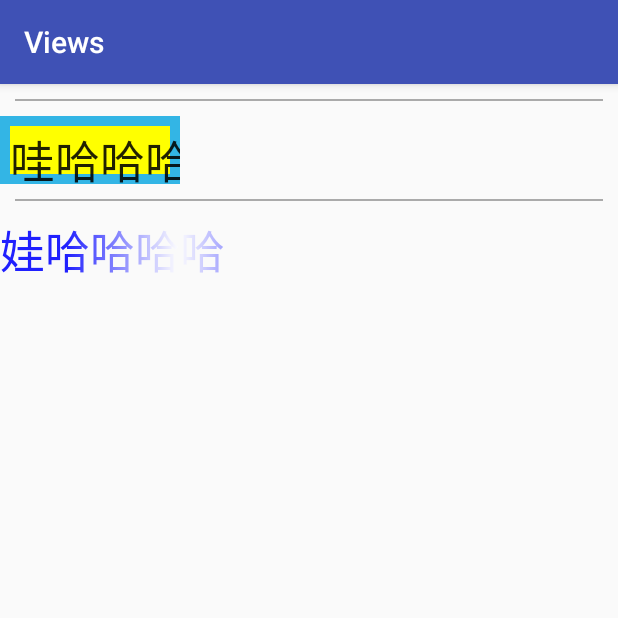
After one commit to liujia95/Views, an Android app: the _01_Activity screen opened directly, with no data from a screen before it, on a phone screen of 412 x 824 dp, the top half of it. The commit adds this screen. Run offline under Robolectric (Android 15) with nearby library versions, the phone set to English and light mode, and no system bars.

Commit message:
对现有控件进行扩展：

```diff
--- a/app/build.gradle
+++ b/app/build.gradle
@@ -20,7 +20,8 @@ android {
 }
 
 dependencies {
-    compile fileTree(dir: 'libs', include: ['*.jar'])
+    compile fileTree(include: ['*.jar'], dir: 'libs')
     testCompile 'junit:junit:4.12'
     compile 'com.android.support:appcompat-v7:23.2.1'
+    compile 'com.android.support:recyclerview-v7:23.2.1'
 }
--- a/app/src/main/AndroidManifest.xml
+++ b/app/src/main/AndroidManifest.xml
@@ -8,13 +8,14 @@
         android:label="@string/app_name"
         android:supportsRtl="true"
         android:theme="@style/AppTheme" >
-        <activity android:name=".MainActivity" >
+        <activity android:name=".ui.activity.MainActivity" >
             <intent-filter>
                 <action android:name="android.intent.action.MAIN" />
 
                 <category android:name="android.intent.category.LAUNCHER" />
             </intent-filter>
         </activity>
+        <activity android:name=".ui.activity._01_Activity"/>
     </application>
 
 </manifest>
--- /dev/null
+++ b/app/src/main/java/me/liujia95/views/base/BaseActivity.java
@@ -0,0 +1,9 @@
+package me.liujia95.views.base;
+
+import android.support.v7.app.AppCompatActivity;
+
+/**
+ * Created by Administrator on 2016/6/10 12:00.
+ */
+public class BaseActivity extends AppCompatActivity {
+}
--- /dev/null
+++ b/app/src/main/java/me/liujia95/views/ui/activity/_01_Activity.java
@@ -0,0 +1,20 @@
+package me.liujia95.views.ui.activity;
+
+import android.os.Bundle;
+import android.support.annotation.Nullable;
+import android.widget.BaseAdapter;
+
+import me.liujia95.views.R;
+import me.liujia95.views.base.BaseActivity;
+
+/**
+ * Created by Administrator on 2016/6/10 12:00.
+ */
+public class _01_Activity extends BaseActivity {
+
+    @Override
+    protected void onCreate(@Nullable Bundle savedInstanceState) {
+        super.onCreate(savedInstanceState);
+        setContentView(R.layout.activity_01);
+    }
+}
--- /dev/null
+++ b/app/src/main/java/me/liujia95/views/ui/view/_01_View.java
@@ -0,0 +1,55 @@
+package me.liujia95.views.ui.view;
+
+import android.content.Context;
+import android.graphics.Canvas;
+import android.graphics.Color;
+import android.graphics.Paint;
+import android.util.AttributeSet;
+import android.widget.TextView;
+
+/**
+ * Created by Administrator on 2016/6/10 12:02.
+ */
+public class _01_View extends TextView{
+
+    private Paint mPaint1;
+    private Paint mPaint2;
+
+    public _01_View(Context context) {
+        this(context,null);
+    }
+
+    public _01_View(Context context, AttributeSet attrs) {
+        this(context, attrs,0);
+    }
+
+    public _01_View(Context context, AttributeSet attrs, int defStyleAttr) {
+        super(context, attrs, defStyleAttr);
+
+        mPaint1 = new Paint();
+        mPaint1.setColor(getResources().getColor(android.R.color.holo_blue_light));
+        mPaint1.setStyle(Paint.Style.FILL);// 设置风格为实心
+
+        mPaint2 = new Paint();
+        mPaint2.setColor(Color.YELLOW);
+        mPaint2.setStyle(Paint.Style.FILL);
+    }
+
+    @Override
+    protected void onDraw(Canvas canvas) {
+        canvas.drawRect(0,0,getMeasuredWidth(),getMeasuredHeight(),mPaint1);
+
+        //绘制内层矩形
+        canvas.drawRect(10,10,getMeasuredWidth()-10,getMeasuredHeight()-10,mPaint2);
+
+        canvas.save();
+
+        //绘制文字前平移10像素
+        canvas.translate(10,10);
+
+        //在回调父方法前，实现自己的逻辑，对TextView来说就是在绘制文本内容前
+        super.onDraw(canvas);
+
+        canvas.restore();
+    }
+}
--- /dev/null
+++ b/app/src/main/java/me/liujia95/views/ui/view/_02_View.java
@@ -0,0 +1,74 @@
+package me.liujia95.views.ui.view;
+
+import android.content.Context;
+import android.graphics.Canvas;
+import android.graphics.Color;
+import android.graphics.LinearGradient;
+import android.graphics.Matrix;
+import android.graphics.Paint;
+import android.graphics.RectF;
+import android.graphics.Shader;
+import android.util.AttributeSet;
+import android.widget.TextView;
+
+/**
+ * Created by Administrator on 2016/6/10 12:33.
+ */
+public class _02_View extends TextView {
+
+    private int mViewWidth;
+    private Paint mPaint;
+    private Matrix mGradientMatrix;
+    private int mTranslate;
+    private LinearGradient mLinearGradient;
+
+    public _02_View(Context context) {
+        this(context,null);
+    }
+
+    public _02_View(Context context, AttributeSet attrs) {
+        this(context, attrs,0);
+    }
+
+    public _02_View(Context context, AttributeSet attrs, int defStyleAttr) {
+        super(context, attrs, defStyleAttr);
+    }
+
+    @Override
+    protected void onSizeChanged(int w, int h, int oldw, int oldh) {
+        super.onSizeChanged(w, h, oldw, oldh);
+        if(mViewWidth == 0){
+            mViewWidth = getMeasuredWidth();
+            if(mViewWidth>0){
+                mPaint = getPaint(); // 这个地方我写成new Paint() 害得我找了好久！！！
+                //参数一为渐变起初点坐标x位置，参数二为y轴位置，参数三和四分辨对应渐变终点，
+                //参数五是参与渐变效果的颜色集合
+                //参数六是定义每个颜色处于的渐变相对位置，这个参数可以为null，如果为null表示所有的颜色按顺序均匀的分布
+                //最后参数为平铺方式
+                mLinearGradient = new LinearGradient(
+                        0,0,mViewWidth,0,new int[]{
+                        Color.BLUE,0xffffffff,Color.BLUE
+                },null, Shader.TileMode.CLAMP);
+
+                mPaint.setShader(mLinearGradient);
+                mGradientMatrix = new Matrix();
+            }
+        }
+
+    }
+
+    @Override
+    protected void onDraw(Canvas canvas) {
+        super.onDraw(canvas);
+        if(mGradientMatrix!=null){
+            mTranslate += mViewWidth/10;
+            if(mTranslate > 2 * mViewWidth){
+                mTranslate = -mViewWidth;
+            }
+            mGradientMatrix.setTranslate(mTranslate,0);
+            mLinearGradient.setLocalMatrix(mGradientMatrix);
+
+            postInvalidateDelayed(50);
+        }
+    }
+}
--- /dev/null
+++ b/app/src/main/res/layout/activity_01.xml
@@ -0,0 +1,22 @@
+<?xml version="1.0" encoding="utf-8"?>
+<LinearLayout xmlns:android="http://schemas.android.com/apk/res/android"
+    android:orientation="vertical" android:layout_width="match_parent"
+    android:layout_height="match_parent">
+
+    <View style="@style/LineStyle"/>
+
+    <me.liujia95.views.ui.view._01_View
+        android:layout_width="wrap_content"
+        android:textSize="30sp"
+        android:text="哇哈哈哈"
+        android:layout_height="wrap_content" />
+
+    <View style="@style/LineStyle"/>
+
+    <me.liujia95.views.ui.view._02_View
+        android:layout_width="wrap_content"
+        android:text="娃哈哈哈哈"
+        android:textSize="30sp"
+        android:layout_height="wrap_content" />
+
+</LinearLayout>
--- a/app/src/main/res/values/strings.xml
+++ b/app/src/main/res/values/strings.xml
@@ -1,3 +1,8 @@
 <resources>
     <string name="app_name">Views</string>
+
+    <array name="item_array">
+        <item>《Android群英传》第三章</item>
+
+    </array>
 </resources>
--- a/app/src/main/res/values/styles.xml
+++ b/app/src/main/res/values/styles.xml
@@ -8,4 +8,11 @@
         <item name="colorAccent">@color/colorAccent</item>
     </style>
 
+    <style name="LineStyle">
+        <item name="android:layout_width">match_parent</item>
+        <item name="android:layout_margin">10dp</item>
+        <item name="android:background">@android:color/darker_gray</item>
+        <item name="android:layout_height">1dp</item>
+    </style>
+
 </resources>
--- a/build.gradle
+++ b/build.gradle
@@ -6,7 +6,6 @@ buildscript {
     }
     dependencies {
         classpath 'com.android.tools.build:gradle:1.5.0'
-
         // NOTE: Do not place your application dependencies here; they belong
         // in the individual module build.gradle files
     }
```
Also changed, not shown: app/src/main/java/me/liujia95/views/MainActivity.java (deleted, +0 -13 lines), app/src/main/java/me/liujia95/views/adapter/MainAdapter.java (added, +65 -0 lines), app/src/main/java/me/liujia95/views/ui/activity/MainActivity.java (added, +53 -0 lines), app/src/main/java/me/liujia95/views/ui/viewholder/MainViewHolder.java (added, +23 -0 lines), app/src/main/res/layout/activity_main.xml (+9 -11 lines).
